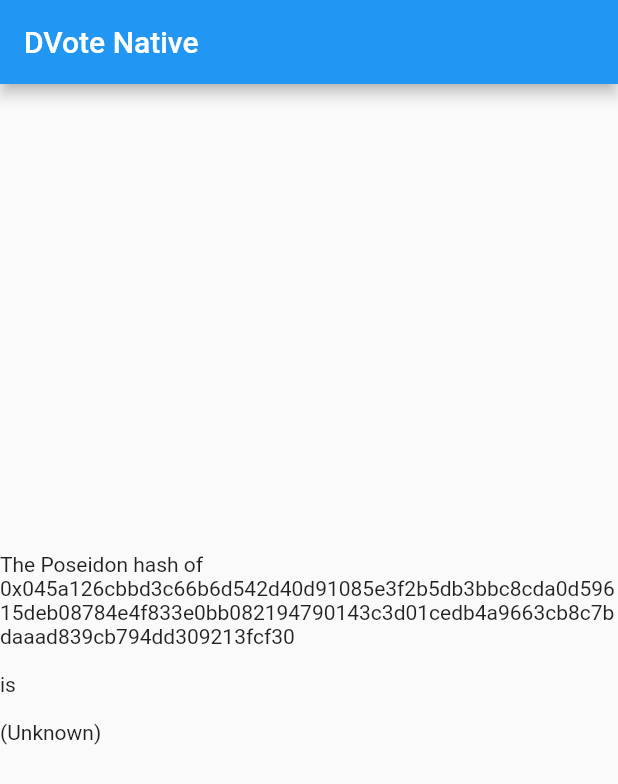
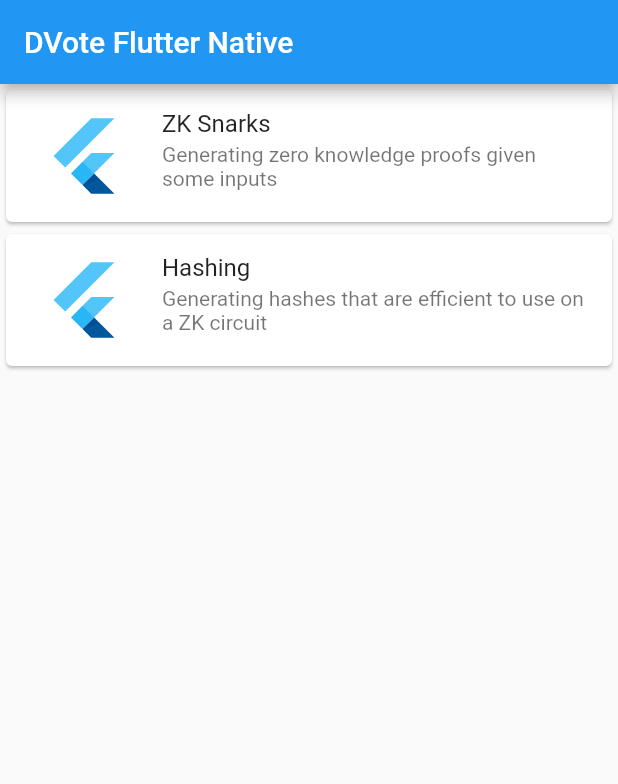
Before and after one commit to vocdoni/dvote-flutter-crypto, a Flutter app: the screen it shows after launch, on a phone screen of 412 x 824 dp. Shown: the top 784 px of the screen. Run offline on Flutter 3.47's test engine with Material 2 defaults, Android fonts, the phone set to English and light mode, and no system bars; missing offline and left inert: dart:ffi.

Commit message:
Adding support to generate ZK proofs

```diff
--- a/example/lib/main.dart
+++ b/example/lib/main.dart
@@ -1,49 +1,47 @@
 import 'package:flutter/material.dart';
-import 'package:dvote_native/dvote_native.dart';
 
-void main() => runApp(MyApp());
+import "./zk-snarks.dart";
+import "./hashing.dart";
 
-const PUBLIC_KEY =
-    "0x045a126cbbd3c66b6d542d40d91085e3f2b5db3bbc8cda0d59615deb08784e4f833e0bb082194790143c3d01cedb4a9663cb8c7bdaaad839cb794dd309213fcf30";
-
-class MyApp extends StatefulWidget {
-  @override
-  _MyAppState createState() => _MyAppState();
+void main() async {
+  runApp(MaterialApp(
+    title: 'DVote Flutter Native',
+    home: ExampleApp(),
+  ));
 }
 
-class _MyAppState extends State<MyApp> {
-  String _hash = '(Unknown)';
-
-  @override
-  void initState() {
-    super.initState();
-    initPlatformState();
-  }
-
-  // Platform messages are asynchronous, so we initialize in an async method.
-  void initPlatformState() {
-    final hash = digestHexClaim(PUBLIC_KEY);
-
-    // If the widget was removed from the tree while the asynchronous platform
-    // message was in flight, we want to discard the reply rather than calling
-    // setState to update our non-existent appearance.
-    if (!mounted) return;
-
-    setState(() {
-      _hash = hash;
-    });
-  }
-
+class ExampleApp extends StatelessWidget {
   @override
   Widget build(BuildContext context) {
-    return MaterialApp(
-      home: Scaffold(
-        appBar: AppBar(
-          title: const Text('DVote Native'),
-        ),
-        body: Center(
-          child: Text('The Poseidon hash of\n$PUBLIC_KEY\n\nis\n\n$_hash\n'),
-        ),
+    return Scaffold(
+      appBar: AppBar(
+        title: Text('DVote Flutter Native'),
+      ),
+      body: ListView(
+        children: <Widget>[
+          Card(
+            child: ListTile(
+              leading: FlutterLogo(size: 72.0),
+              title: Text('ZK Snarks'),
+              subtitle:
+                  Text('Generating zero knowledge proofs given some inputs'),
+              isThreeLine: true,
+              onTap: () => Navigator.push(context,
+                  MaterialPageRoute(builder: (context) => ZkProofsScreen())),
+            ),
+          ),
+          Card(
+            child: ListTile(
+              leading: FlutterLogo(size: 72.0),
+              title: Text('Hashing'),
+              subtitle: Text(
+                  'Generating hashes that are efficient to use on a ZK circuit'),
+              isThreeLine: true,
+              onTap: () => Navigator.push(context,
+                  MaterialPageRoute(builder: (context) => HashingScreen())),
+            ),
+          ),
+        ],
       ),
     );
   }
--- a/example/pubspec.yaml
+++ b/example/pubspec.yaml
@@ -3,11 +3,12 @@ description: Demonstrates how to use the dvote_native plugin.
 publish_to: 'none'
 
 environment:
-  sdk: ">=2.1.0 <3.0.0"
+  sdk: ">=2.6.0 <3.0.0"
 
 dependencies:
   flutter:
     sdk: flutter
+  path_provider: ^1.6.5
 
   # The following adds the Cupertino Icons font to your application.
   # Use with the CupertinoIcons class for iOS style icons.
@@ -36,6 +37,9 @@ flutter:
   #  - images/a_dot_burr.jpeg
   #  - images/a_dot_ham.jpeg
 
+  assets:
+   - assets/proving.key
+
   # An image asset can refer to one or more resolution-specific "variants", see
   # https://flutter.dev/assets-and-images/#resolution-aware.
 
```
Also changed, not shown: example/lib/hashing.dart (added, +91 -0 lines), example/lib/zk-snarks.dart (added, +117 -0 lines), lib/dvote_native.dart (+64 -14 lines), example/pubspec.lock, 7 other files.
